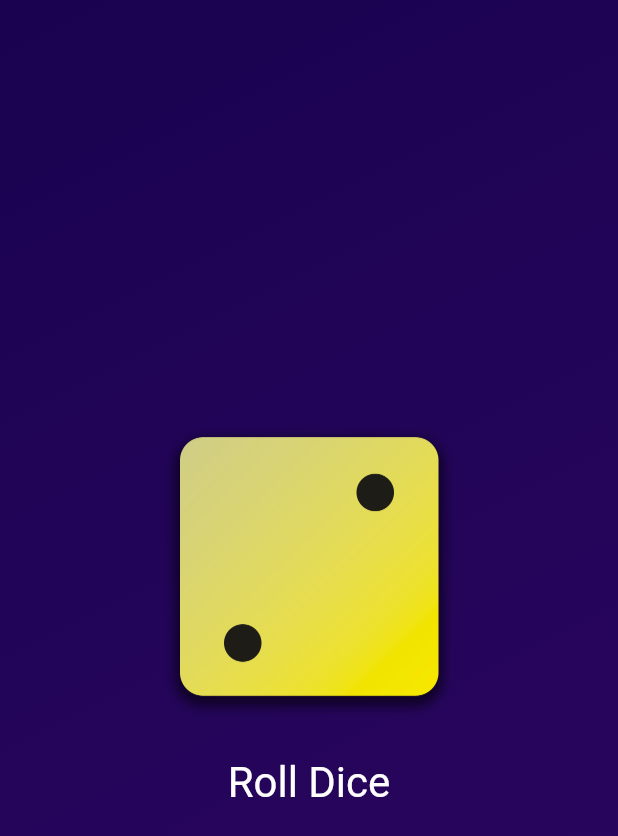
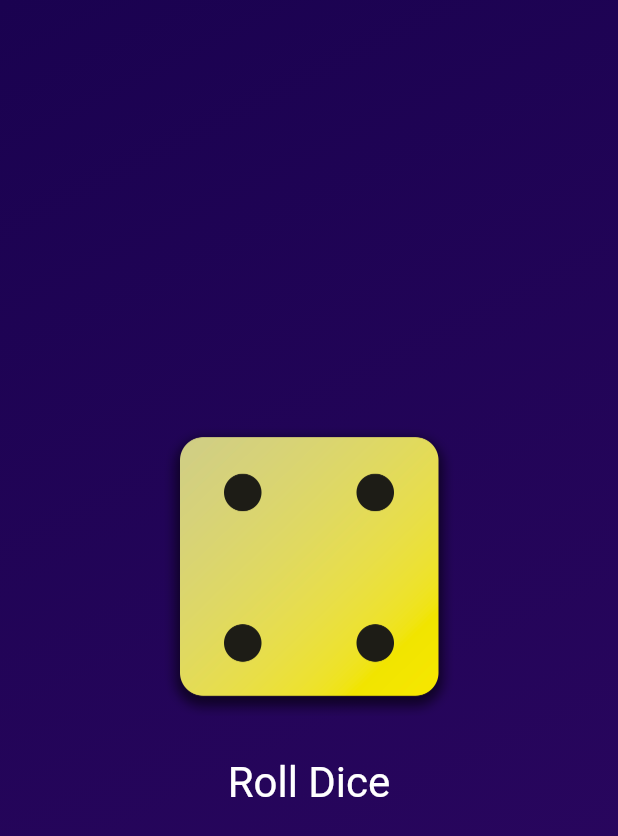
Before and after one commit to Rasyidannas/Flutter-Dart_The-Complete-Guide, a Flutter app: the screen it shows after launch, after a tap on "Roll Dice", on a phone screen of 412 x 824 dp. Shown: the top 836 px of the screen. Run offline on Flutter 3.47's test engine with Material 3 defaults, Android fonts, the phone set to English and light mode, and no system bars.

```diff
--- /dev/null
+++ b/lib/dice_roller.dart
@@ -0,0 +1,46 @@
+import 'package:flutter/material.dart';
+
+class DiceRoller extends StatefulWidget {
+  DiceRoller({super.key});
+
+  @override
+  State<DiceRoller> createState() {
+    return _DiceRollerState();
+  }
+}
+
+class _DiceRollerState extends State<DiceRoller> {
+  var activeDiceImage = 'assets/images/dice-2.png';
+
+  //function for press button
+  void rollDice() {
+    setState(() {
+      activeDiceImage = 'assets/images/dice-4.png';
+    });
+  }
+
+  @override
+  Widget build(context) {
+    return Column(
+      mainAxisSize: MainAxisSize.min,
+      children: [
+        Image.asset(
+          activeDiceImage,
+          width: 200,
+        ),
+        const SizedBox(
+          height: 20,
+        ),
+        TextButton(
+          onPressed: rollDice,
+          style: TextButton.styleFrom(
+            // padding: const EdgeInsets.only(top: 20),
+            foregroundColor: Colors.white,
+            textStyle: const TextStyle(fontSize: 28),
+          ),
+          child: const Text('Roll Dice'),
+        )
+      ],
+    );
+  }
+}
--- a/lib/gradient_container.dart
+++ b/lib/gradient_container.dart
@@ -1,15 +1,15 @@
 import 'package:flutter/material.dart';
-import 'package:myapp/style_text.dart';
+import 'package:myapp/dice_roller.dart';
 
 const startAlignment = Alignment.topLeft;
 const endAlignment = Alignment.bottomRight;
 
 //custom widget
 class GradientContainer extends StatelessWidget {
-  GradientContainer({super.key, required this.colors});
+  const GradientContainer({super.key, required this.colors});
 
   //this is shortcut
-  GradientContainer.purple({super.key})
+  const GradientContainer.purple({super.key})
       : colors = const [
           Color.fromARGB(255, 26, 2, 80),
           Color.fromARGB(255, 45, 7, 98),
@@ -18,13 +18,6 @@ class GradientContainer extends StatelessWidget {
   // GradientContainer.purple()
 
   final List<Color> colors;
-  var activeDiceImage = 'assets/images/dice-2.png';
-
-  //function for press button
-  void rollDice() {
-    activeDiceImage = 'assets/images/dice-4.png';
-    print('Changing images...');
-  }
 
   @override
   Widget build(context) {
@@ -37,27 +30,7 @@ class GradientContainer extends StatelessWidget {
         ),
       ),
       child: Center(
-        child: Column(
-          mainAxisSize: MainAxisSize.min,
-          children: [
-            Image.asset(
-              activeDiceImage,
-              width: 200,
-            ),
-            const SizedBox(
-              height: 20,
-            ),
-            TextButton(
-              onPressed: rollDice,
-              style: TextButton.styleFrom(
-                // padding: const EdgeInsets.only(top: 20),
-                foregroundColor: Colors.white,
-                textStyle: const TextStyle(fontSize: 28),
-              ),
-              child: const Text('Roll Dice'),
-            )
-          ],
-        ),
+        child: DiceRoller(),
       ),
     );
   }
--- a/lib/main.dart
+++ b/lib/main.dart
@@ -3,9 +3,9 @@ import 'package:myapp/gradient_container.dart';
 
 void main() {
   runApp(
-    MaterialApp(
+    const MaterialApp(
       home: Scaffold(
-        body: GradientContainer(colors:  const [
+        body: GradientContainer(colors: [
           Color.fromARGB(255, 26, 2, 80),
           Color.fromARGB(255, 45, 7, 98),
           ]),
```
